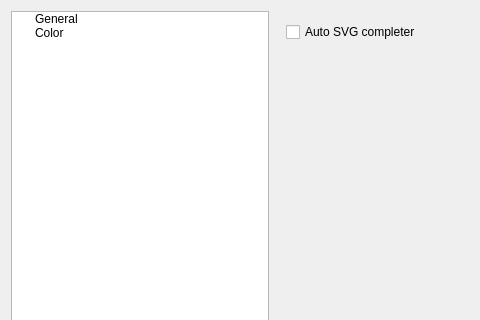
This is viMarkdown/src/SettingsDialog.ui in shigmas/viMarkdown as Qt 5 draws it before an edit; both pictures show x 0 to 480 and y 0 to 320 of the 766 by 460 pixel window. The edited form follows.
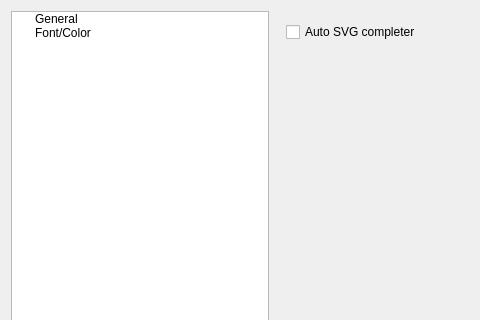
This is the edited form. The open tabs and pages were chosen to show the change.

Commit message: 0441 ◎ C 06/18 06/20 03025│ToDo│設定ダイアログ：Color → Font/Color に変更

The edit to the form file:
```diff
--- a/viMarkdown/src/SettingsDialog.ui
+++ b/viMarkdown/src/SettingsDialog.ui
@@ -51,7 +51,7 @@
        </item>
        <item>
         <property name="text">
-         <string>Color</string>
+         <string>Font/Color</string>
         </property>
        </item>
       </widget>
```
Left out of the diff: 2 changed lines with no effect on the pictures. The commit also changes 1 other file.
